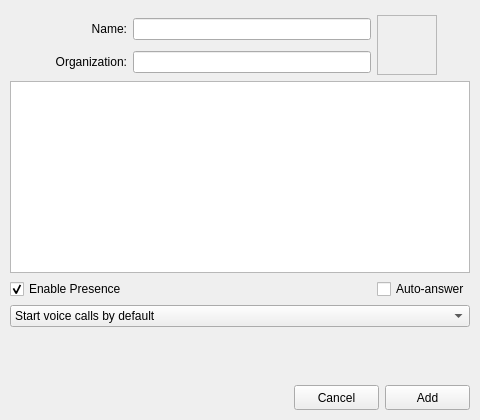
Before: the Qt Designer form resources/contact_editor.ui in AGProjects/blink-qt, drawn with Qt 5.
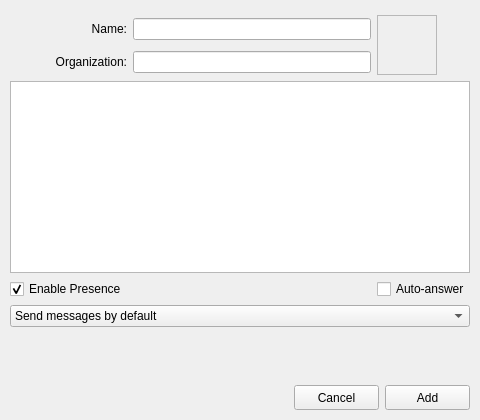
After: the same form once the commit is applied. Icons and pictures are not drawn. Custom widgets are drawn as their Qt base class.

Commit message: Fix media type selection per contact

What changed in the file:
```diff
--- a/resources/contact_editor.ui
+++ b/resources/contact_editor.ui
@@ -248,6 +248,11 @@
        <verstretch>0</verstretch>
       </sizepolicy>
      </property>
+     <item>
+      <property name="text">
+       <string>Send messages by default</string>
+      </property>
+     </item>
      <item>
       <property name="text">
        <string>Start voice calls by default</string>
```
Left out of the diff: 5 changed lines with no effect on the pictures. The commit also changes 1 other file.
